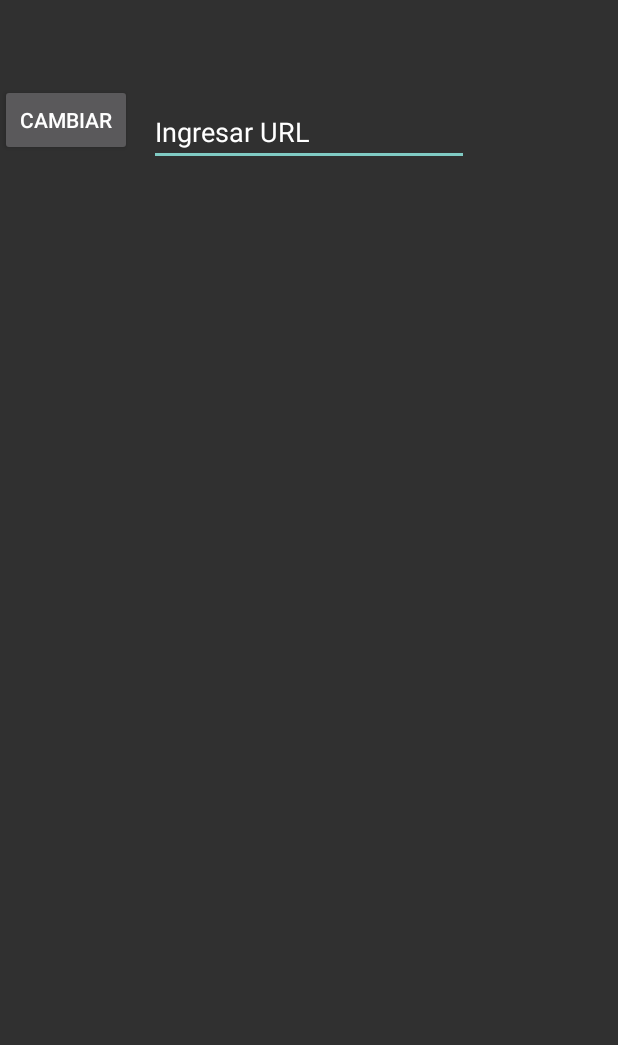
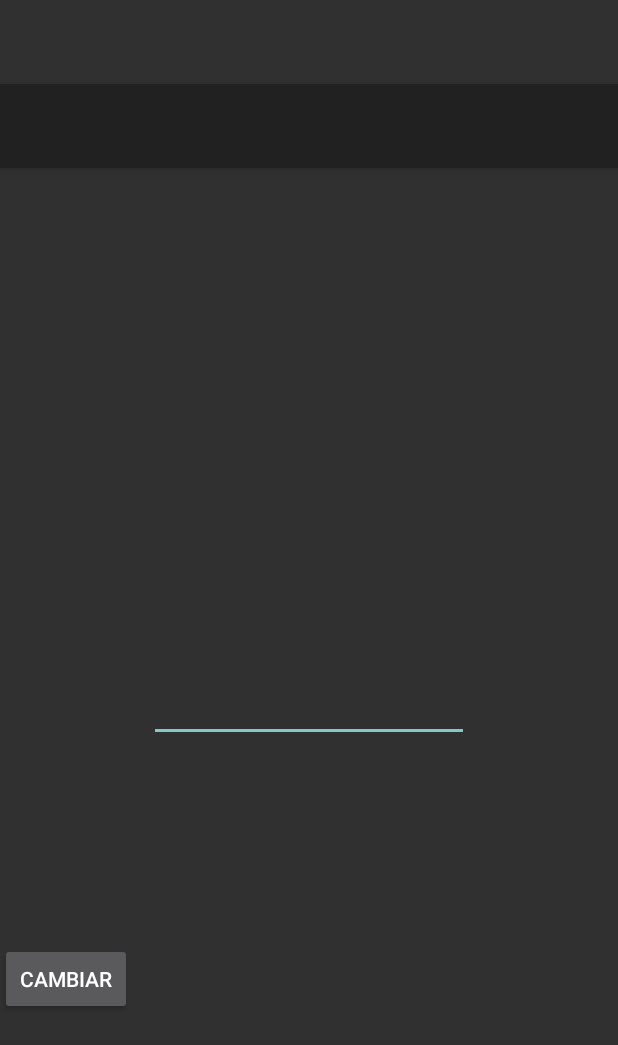
Before and after one commit to Epirex/com.supranet.webview, an Android app: the MainActivity2 screen opened directly, with no data from a screen before it, on a phone screen of 412 x 824 dp. Shown: the top 1045 px of the screen. Run offline under Robolectric (Android 15) with nearby library versions, the phone set to English and light mode, and no system bars.

```diff
--- a/app/src/main/AndroidManifest.xml
+++ b/app/src/main/AndroidManifest.xml
@@ -22,7 +22,6 @@
             android:exported="true">
             <intent-filter>
                 <action android:name="android.intent.action.MAIN" />
-
                 <category android:name="android.intent.category.LAUNCHER" />
             </intent-filter>
         </activity>
--- a/app/src/main/java/com/supranet/webview/MainActivity2.kt
+++ b/app/src/main/java/com/supranet/webview/MainActivity2.kt
@@ -1,5 +1,6 @@
 package com.supranet.webview
 
+import android.app.PendingIntent.getActivity
 import android.content.Intent
 import android.os.Bundle
 import android.support.v7.app.AppCompatActivity
@@ -14,6 +15,7 @@ class MainActivity2 : AppCompatActivity() {
 
     override fun onCreate(savedInstanceState: Bundle?) {
         super.onCreate(savedInstanceState)
+        setSupportActionBar(findViewById(R.id.my_toolbar))
         binding = ActivityMain2Binding.inflate(layoutInflater)
         setContentView(binding.root)
 
@@ -32,6 +34,9 @@ class MainActivity2 : AppCompatActivity() {
                 val intento1 = Intent(this, MainActivity::class.java)
                 intento1.putExtra("direccion", campo.text.toString())
                 startActivity(intento1)
+                button2.setOnClickListener{
+                    finish()
+                }
             }
         }
     }
--- a/app/src/main/res/layout/activity_main2.xml
+++ b/app/src/main/res/layout/activity_main2.xml
@@ -16,18 +16,31 @@
         android:layout_marginEnd="75dp"
         android:layout_marginBottom="8dp"
         android:ems="10"
-        android:inputType="textWebEditText"
-        android:text="Ingresar URL"
-        app:layout_constraintBottom_toTopOf="@+id/button2"
+        android:inputType="text"
+        app:layout_constraintBottom_toBottomOf="parent"
         app:layout_constraintEnd_toEndOf="parent"
+        app:layout_constraintHorizontal_bias="0.5"
         app:layout_constraintStart_toStartOf="parent"
-        app:layout_constraintTop_toTopOf="parent" />
+        app:layout_constraintTop_toTopOf="parent"
+        app:layout_constraintVertical_bias="0.5" />
 
     <Button
         android:id="@+id/button2"
         android:layout_width="wrap_content"
         android:layout_height="wrap_content"
         android:text="Cambiar"
-        tools:layout_editor_absoluteX="136dp"
-        tools:layout_editor_absoluteY="152dp" />
+        app:layout_constraintBottom_toBottomOf="parent"
+        app:layout_constraintTop_toTopOf="parent"
+        app:layout_constraintVertical_bias="0.795"
+        tools:layout_editor_absoluteX="161dp" />
+
+    <android.support.v7.widget.Toolbar
+        android:id="@+id/my_toolbar"
+        android:layout_width="match_parent"
+        android:layout_height="?attr/actionBarSize"
+        android:background="?attr/colorPrimary"
+        android:elevation="4dp"
+        android:theme="@style/ThemeOverlay.AppCompat.ActionBar"
+        app:popupTheme="@style/ThemeOverlay.AppCompat.Light"/>
+
 </android.support.constraint.ConstraintLayout>
--- a/app/src/main/res/values/strings.xml
+++ b/app/src/main/res/values/strings.xml
@@ -1,5 +1,5 @@
 <resources>
-    <string name="app_name">Tienda C</string>
+    <string name="app_name">Supranet Webview</string>
     <string name="title_activity_main2">MainActivity2</string>
     <string name="title_home">Home</string>
     <string name="title_dashboard">Dashboard</string>
```
Also changed, not shown: app/src/main/java/com/supranet/webview/MainActivity.kt (+28 -0 lines).
